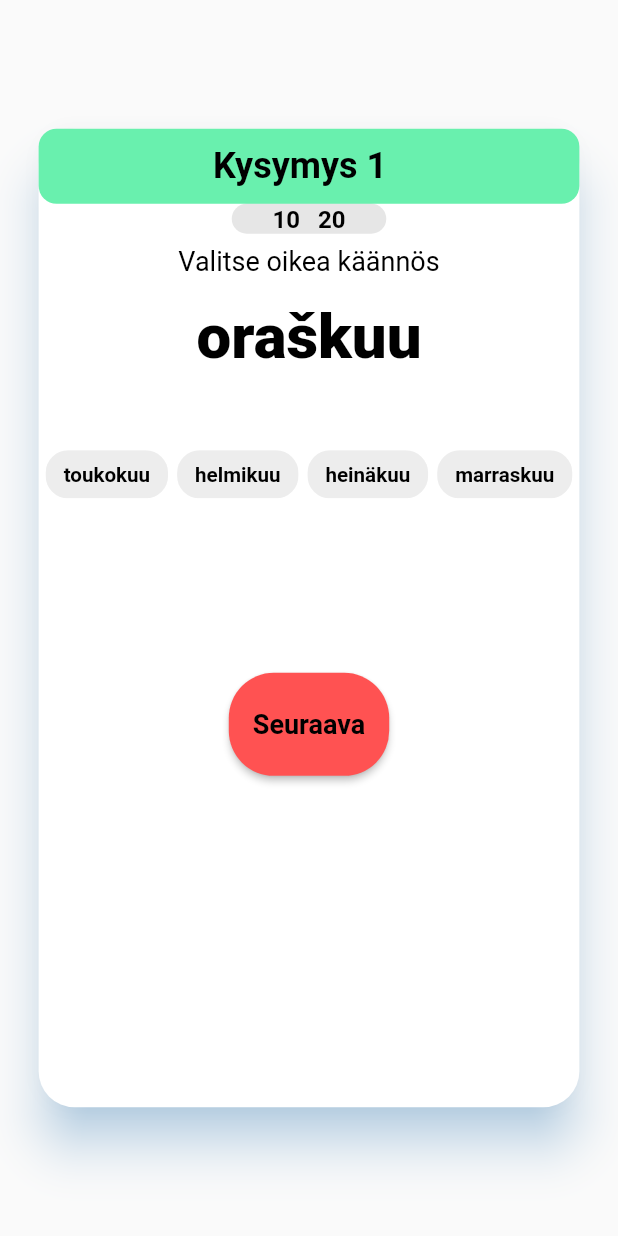
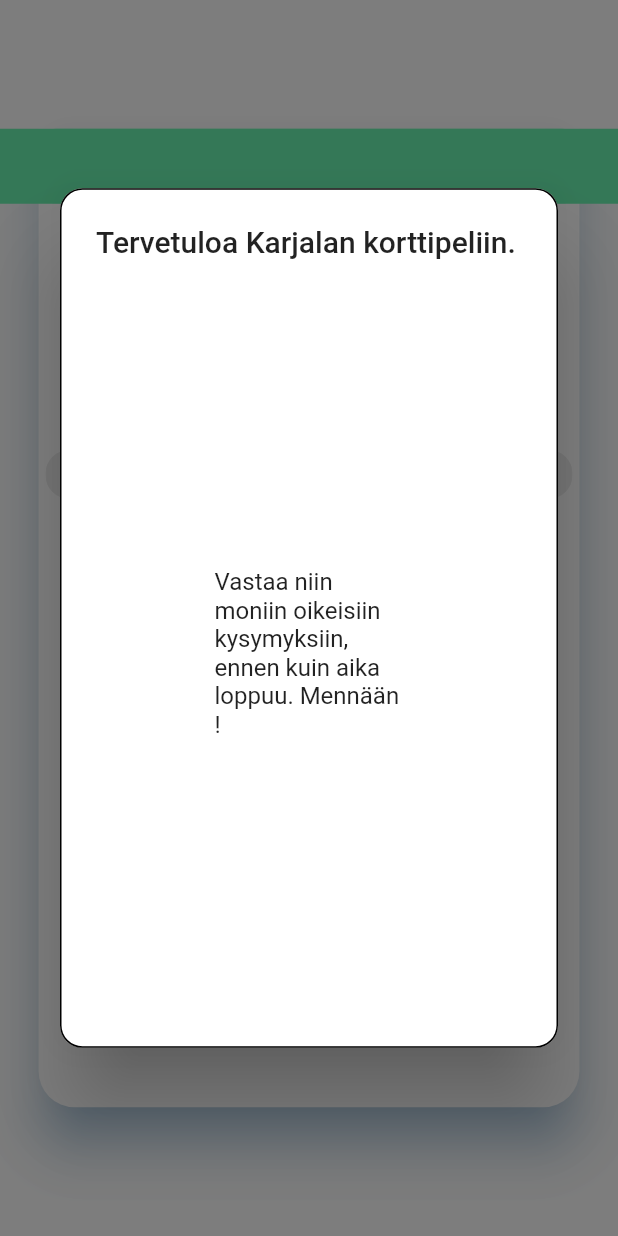
Before and after one commit to puertojose/viena_kalevala_game, a Flutter app: the CardGame screen opened directly, after a tap on "Seuraava", on a phone screen of 412 x 824 dp. Run offline on Flutter 3.47's test engine with Material 2 defaults, Android fonts, the phone set to English and light mode, and no system bars; our stand-ins replace audioplayers, csv, flutter_tts; missing offline and left inert: dart:js, universal_html.

Commit message:
feat(cardgame): change in UX more responsive

```diff
--- a/lib/cardgame.dart
+++ b/lib/cardgame.dart
@@ -1,5 +1,6 @@
 import 'package:flutter/material.dart';
 import 'package:flutter/services.dart';
+import 'package:viena_kalevala_game/timer_animation.dart';
 import 'package:viena_kalevala_game/utils.dart';
 import 'package:csv/csv.dart';
 import 'dart:math';
@@ -20,7 +21,7 @@ class CardGame extends StatefulWidget {
 
 enum TtsState { playing, stopped }
 
-class _CardGameState extends State<CardGame> {
+class _CardGameState extends State<CardGame> with TickerProviderStateMixin {
 
 
 //  html.AudioElement audio;
@@ -32,13 +33,26 @@ class _CardGameState extends State<CardGame> {
     var result = await flutterTts.speak(text);
     if (result == 1) setState(() => ttsState = TtsState.playing);
   }
+
+  AnimationController controller;
+
+  String get timerString {
+    Duration duration = controller.duration * controller.value;
+    return '${duration.inMinutes}:${(duration.inSeconds % 60).toString().padLeft(2, '0')}:${(duration.inMilliseconds % 1000).toString().substring(0,1)}';
+  }
+
   @override
   void initState() {
     _getThingsOnStartup().then((value){
-      startTimer(20,20);
+      //startTimer(13,13);
       print('Async done');
+      _openCustomDialog(context, "Tervetuloa Karjalan korttipeliin.", "Vastaa niin moniin oikeisiin kysymyksiin, ennen kuin aika loppuu. Mennään !");
     });
     super.initState();
+    controller = AnimationController(
+      vsync: this,
+      duration: Duration(seconds: 10),
+    );
   }
   Future _getThingsOnStartup() async {
     await loadAsset('assets/cardgame.csv').then((dynamic output) {
@@ -54,8 +68,6 @@ class _CardGameState extends State<CardGame> {
     return await rootBundle.loadString(path);
   }
 
-
-  AnimationController controller;
   int duration = 1000 * 30;
   int durationBackup;
 
@@ -65,15 +77,17 @@ class _CardGameState extends State<CardGame> {
   var bossIndex = 0;
 
   var level = 1;
+  var _firstTime =1;
 
   var earnedCoin = false;
   var _start=45;
   var _current=45;
   var aux = 10;
+  CountdownTimer countDownTimer;
 
   void startTimer(time,current) {
     _current = current;
-    CountdownTimer countDownTimer = new CountdownTimer(
+    countDownTimer = new CountdownTimer(
       new Duration(seconds: time),
       new Duration(seconds: 1),
     );
@@ -89,12 +103,6 @@ class _CardGameState extends State<CardGame> {
       print("Done");
       sub.cancel();
     });
-  }
-
-
-  String get timerString {
-    Duration duration = controller.duration * controller.value;
-    return '${(duration.inMinutes).toString().padLeft(2, '0')}:${(duration.inSeconds % 60).toString().padLeft(2, '0')}';
   }
 
 
@@ -150,30 +158,6 @@ class _CardGameState extends State<CardGame> {
   Widget build(BuildContext context) {
     // TODO: implement build
     return Scaffold(
-//      appBar: AppBar(
-//        leading: IconButton(
-//            icon: Icon(
-//              Icons.ac_unit,
-//              color: Colors.black,
-//            ),
-//            onPressed: () {}),
-//        title: Text(
-//          "Synonym Flashcards",
-//          style: TextStyle(
-//            color: Colors.black,
-//          ),
-//        ),
-//        actions: <Widget>[
-//          IconButton(
-//              icon: Icon(
-//                Icons.note_add,
-//                color: Colors.black,
-//              ),
-//              onPressed: () {
-//                //
-//              }),
-//        ],
-//      ),
       body: Center(
         child: Material(
           color: Colors.white,
@@ -196,16 +180,40 @@ class _CardGameState extends State<CardGame> {
                     borderRadius: BorderRadius.circular(12.0),
                     color: Colors.greenAccent,
                   ),
-                  child: Align(
-                    alignment: Alignment.center,
-                    child: Text(
-                      'Kysymys $_questionNumber  ',
-                      style: TextStyle(
-                          color: Colors.black,
-                          fontSize: 24.0,
-                          fontWeight: FontWeight.bold),
-                    ),
+                  child: AnimatedBuilder(
+                    animation: controller,
+                    builder: (BuildContext context, Widget child) {
+                      return CustomPaint(
+                        painter: TimerPainter(
+                          animation: controller,
+                          backgroundColor: Colors.white,
+                          color: Colors.greenAccent,
+
+                        ));
+                    },
+//                    child: AnimatedBuilder(
+//                      animation: controller,
+//                      builder: (BuildContext context, Widget child) {
+//                        return Text(
+//                          timerString,
+//                          style: TextStyle(
+//                              color: Colors.black,
+//                              fontSize: 24.0,
+//                              fontWeight: FontWeight.bold),
+//                        );
+//                      }
+//                    ),
                   ),
+//                  child: Align(
+//                    alignment: Alignment.center,
+//                    child: Text(
+//                      'Kysymys $_questionNumber  ',
+//                      style: TextStyle(
+//                          color: Colors.black,
+//                          fontSize: 24.0,
+//                          fontWeight: FontWeight.bold),
+//                    ),
+//                  ),
                 ),
                 Container(
                   height: 20,
@@ -217,12 +225,17 @@ class _CardGameState extends State<CardGame> {
                   ),
                   child: Align(
                     alignment: Alignment.bottomCenter,
-                    child: Text(
-                      '$coins   $_current',
-                      style: TextStyle(
-                          color: Colors.black,
-                          fontSize: 16.0,
-                          fontWeight: FontWeight.bold),
+                    child: AnimatedBuilder(
+                        animation: controller,
+                        builder: (BuildContext context, Widget child) {
+                          return Text(
+                            timerString +' $coins',
+                            style: TextStyle(
+                                color: Colors.black,
+                                fontSize: 20.0,
+                                fontWeight: FontWeight.bold),
+                          );
+                        }
                     ),
                   ),
                 ),
@@ -273,8 +286,14 @@ class _CardGameState extends State<CardGame> {
                         ),
                         onPressed: () {
 
-                          if (this._correctAnswer == true && _current >0) {
-                            playAudio('test.mp3');
+                          if (controller.isAnimating) {
+
+                          if (this._correctAnswer == true) {
+
+//                            //countDownTimer.cancel();
+//                            if(coins<10) {
+//                            }
+//                            else controller.duration = Duration(seconds:10);
 
                             _correctAnimation=true;
                             _nextButtonColor= Colors.greenAccent;
@@ -282,27 +301,112 @@ class _CardGameState extends State<CardGame> {
                             earnedCoin = true;
                             coins = coins +1;
                             _loadNextQuestion();
-                          } else if (_current >0){
+//                            controller.reverse(
+//                                from: controller.value == 0.0
+//                                    ? 1.0
+//                                    : controller.value);
+
+                            controller.reset();
+                            controller.reverse(
+                                from: controller.value == 0.0
+                                    ? 1.0
+                                    : controller.value);
+                            controller.duration = Duration(seconds:10);
+                            playAudio('test.mp3');
+                          } else {
                             _nextButtonColor= Colors.redAccent;
                             earnedCoin = false;
                             print('incorrect');
-                          } else if (this._correctAnswer == true && _current <=0){
+                          }
+
+                            //controller.stop(canceled: true);
+                          }
+
+                          else  if (this._correctAnswer == true && _firstTime==0) {
+                            _correctAnimation=true;
+                            //_nextButtonColor= Colors.greenAccent;
+                            print('correct');
+                            earnedCoin = true;
+                            coins = coins +1;
+                            _loadNextQuestion();
+                            _openCustomDialog(context, "Your time ran out :D ", "this time you made: " +coins.toString()+" points ");
+//                            if(coins<10) startTimer(coins,coins);
+//                            else startTimer(10,10);
+                            controller.duration = Duration(seconds:10);
+                            controller.reverse(
+                                from: controller.value == 0.0
+                                    ? 1.0
+                                    : controller.value);
+
+                            playAudio('test.mp3');
+                          } else if (this._correctAnswer == true &&  _firstTime==1){
+                            _nextButtonColor= Colors.greenAccent;
                             _correctAnimation=true;
                             _nextButtonColor= Colors.greenAccent;
                             print('correct');
                             earnedCoin = true;
                             coins = coins +1;
                             _loadNextQuestion();
-                            _openCustomDialog(context, "Your time ran out :D ", "this time you made: " +coins.toString()+" points ");
-                            if(coins<20) startTimer(coins,coins);
-                            else startTimer(20,20);
+                            controller.duration = Duration(seconds:10);
+                            controller.reverse(
+                                from: controller.value == 0.0
+                                    ? 1.0
+                                    : controller.value);
+
+                            playAudio('test.mp3');
+                            _firstTime=0;
+                          } else if (this._correctAnswer == false &&  _firstTime==1){
+                            _nextButtonColor= Colors.redAccent;
+                            earnedCoin = false;
+                            print('incorrect');
+                          } else {
+                          _openCustomDialog(context, "Aikasi loppui :D", "this time you made: " +coins.toString()+" points ");
+//                            if(coins<10) startTimer(coins,coins);
+//                            else startTimer(10,10);
+                          coins = 10;
+                            _firstTime=1;
                           }
-                          else{
-                            _openCustomDialog(context, "Your time ran out :D ", "this time you made: " +coins.toString()+" points ");
-                            if(coins<20) startTimer(coins,coins);
-                            else startTimer(20,20);
-                          }
-                          setState(() {});
+
+
+//
+//
+//
+//                          if (this._correctAnswer == true && _current >0) {
+//
+//                            countDownTimer.cancel();
+//                            if(coins<10) startTimer(coins,coins);
+//                            else startTimer(10,10);
+//                            playAudio('test.mp3');
+//
+//                            _correctAnimation=true;
+//                            _nextButtonColor= Colors.greenAccent;
+//                            print('correct');
+//                            earnedCoin = true;
+//                            coins = coins +1;
+//                            _loadNextQuestion();
+//                          } else if (_current >0){
+//                            _nextButtonColor= Colors.redAccent;
+//                            earnedCoin = false;
+//                            print('incorrect');
+//                          } else if (this._correctAnswer == true && _current <=0){
+//                            _correctAnimation=true;
+//                            _nextButtonColor= Colors.greenAccent;
+//                            print('correct');
+//                            earnedCoin = true;
+//                            coins = coins +1;
+//                            _loadNextQuestion();
+//                            _openCustomDialog(context, "Your time ran out :D ", "this time you made: " +coins.toString()+" points ");
+////                            if(coins<10) startTimer(coins,coins);
+////                            else startTimer(10,10);
+//                            _current = 10;
+//                          }
+//                          else{
+//                            _openCustomDialog(context, "Your time ran out :D ", "this time you made: " +coins.toString()+" points ");
+////                            if(coins<10) startTimer(coins,coins);
+////                            else startTimer(10,10);
+//                            _current = 10;
+//                          }
+//                          setState(() {});
                         },
                         shape: RoundedRectangleBorder(
                             borderRadius: BorderRadius.circular(30.0))),
```
